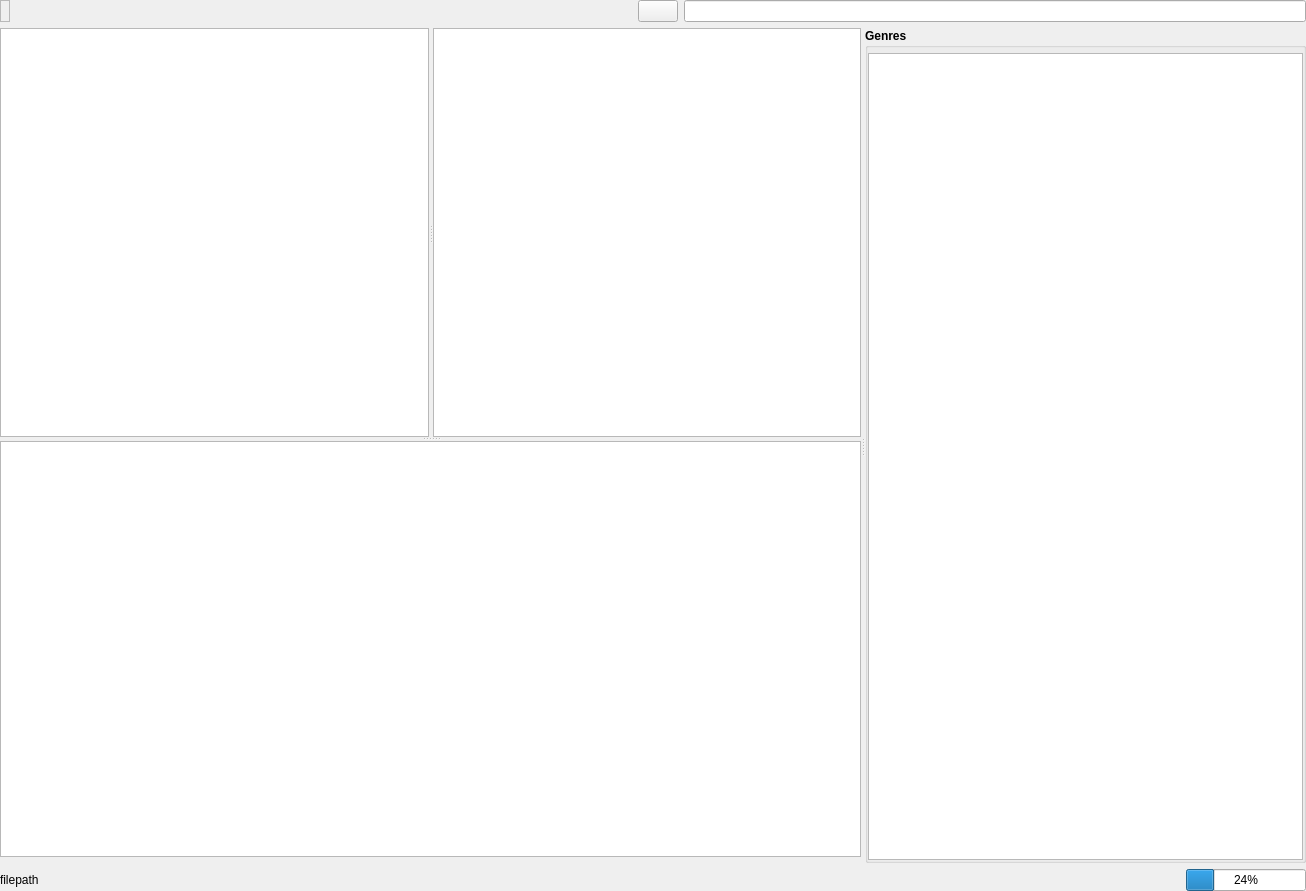
Qt form src/Gui/Library/GUI_LocalLibrary.ui (Inferno214221/sayonara-player) before a commit.
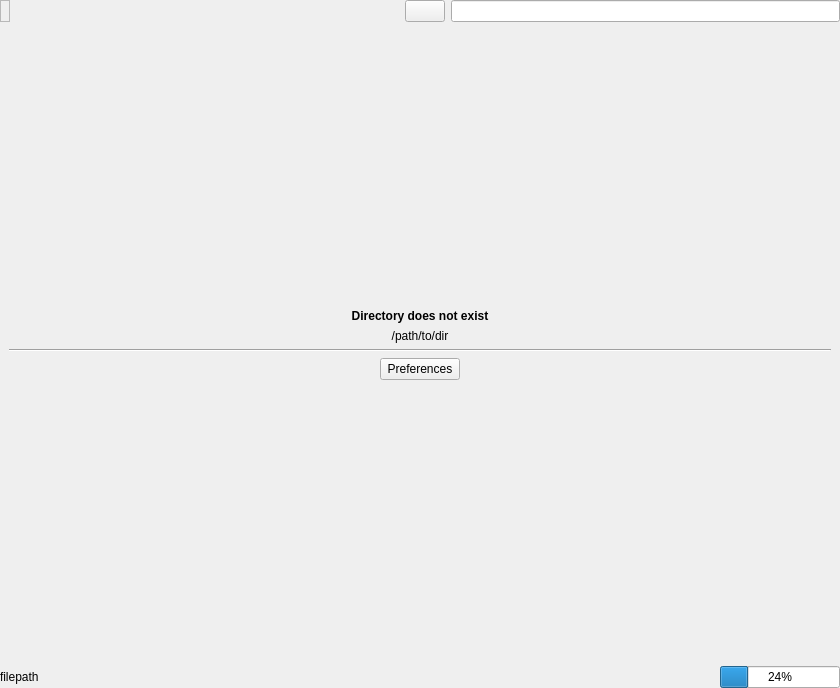
The same form after that commit. The open tabs and pages were chosen to show the change. Custom widgets are drawn as their Qt base class.

Patch:
```diff
--- a/src/Gui/Library/GUI_LocalLibrary.ui
+++ b/src/Gui/Library/GUI_LocalLibrary.ui
@@ -6,8 +6,8 @@
    <rect>
     <x>0</x>
     <y>0</y>
-    <width>1306</width>
-    <height>891</height>
+    <width>840</width>
+    <height>688</height>
    </rect>
   </property>
   <property name="acceptDrops">
@@ -32,7 +32,7 @@
    <item row="1" column="0">
     <widget class="QStackedWidget" name="sw_reload">
      <property name="currentIndex">
-      <number>0</number>
+      <number>2</number>
      </property>
      <widget class="QWidget" name="page">
       <layout class="QGridLayout" name="gridLayout_2">
@@ -86,7 +86,7 @@
                <property name="orientation">
                 <enum>Qt::Horizontal</enum>
                </property>
-               <widget class="Library::ArtistView" name="tv_artists">
+               <widget class="Library::ArtistView" name="tvArtists">
                 <property name="acceptDrops">
                  <bool>true</bool>
                 </property>
@@ -151,7 +151,7 @@
                  <number>1</number>
                 </attribute>
                </widget>
-               <widget class="Library::AlbumView" name="tv_albums">
+               <widget class="Library::AlbumView" name="tvAlbums">
                 <property name="acceptDrops">
                  <bool>true</bool>
                 </property>
@@ -226,7 +226,7 @@
           <widget class="QWidget" name="verticalLayoutWidget_2">
            <layout class="QVBoxLayout" name="verticalLayout_4">
             <item>
-             <widget class="Library::TrackView" name="tv_tracks">
+             <widget class="Library::TrackView" name="tvTracks">
               <property name="acceptDrops">
                <bool>true</bool>
               </property>
@@ -322,7 +322,7 @@
             <number>0</number>
            </property>
            <item row="0" column="0">
-            <widget class="Library::GenreView" name="lv_genres">
+            <widget class="Library::GenreView" name="lvGenres">
              <property name="font">
               <font>
                <weight>75</weight>
@@ -469,6 +469,106 @@
        </item>
       </layout>
      </widget>
+     <widget class="QWidget" name="pageNoDir">
+      <layout class="QGridLayout" name="gridLayout_4">
+       <item row="1" column="0">
+        <widget class="QLabel" name="labNoDir">
+         <property name="font">
+          <font>
+           <weight>75</weight>
+           <bold>true</bold>
+          </font>
+         </property>
+         <property name="text">
+          <string>Directory does not exist</string>
+         </property>
+         <property name="alignment">
+          <set>Qt::AlignCenter</set>
+         </property>
+        </widget>
+       </item>
+       <item row="4" column="0">
+        <layout class="QHBoxLayout" name="horizontalLayout_2">
+         <item>
+          <spacer name="horizontalSpacer_3">
+           <property name="orientation">
+            <enum>Qt::Horizontal</enum>
+           </property>
+           <property name="sizeHint" stdset="0">
+            <size>
+             <width>40</width>
+             <height>20</height>
+            </size>
+           </property>
+          </spacer>
+         </item>
+         <item>
+          <widget class="QPushButton" name="btnLibraryPreferences">
+           <property name="text">
+            <string notr="true">Preferences</string>
+           </property>
+          </widget>
+         </item>
+         <item>
+          <spacer name="horizontalSpacer_5">
+           <property name="orientation">
+            <enum>Qt::Horizontal</enum>
+           </property>
+           <property name="sizeHint" stdset="0">
+            <size>
+             <width>40</width>
+             <height>20</height>
+            </size>
+           </property>
+          </spacer>
+         </item>
+        </layout>
+       </item>
+       <item row="0" column="0">
+        <spacer name="verticalSpacer_3">
+         <property name="orientation">
+          <enum>Qt::Vertical</enum>
+         </property>
+         <property name="sizeHint" stdset="0">
+          <size>
+           <width>20</width>
+           <height>40</height>
+          </size>
+         </property>
+        </spacer>
+       </item>
+       <item row="2" column="0">
+        <widget class="QLabel" name="labDir">
+         <property name="text">
+          <string notr="true">/path/to/dir</string>
+         </property>
+         <property name="alignment">
+          <set>Qt::AlignCenter</set>
+         </property>
+        </widget>
+       </item>
+       <item row="3" column="0">
+        <widget class="Line" name="line">
+         <property name="orientation">
+          <enum>Qt::Horizontal</enum>
+         </property>
+        </widget>
+       </item>
+       <item row="5" column="0">
+        <spacer name="verticalSpacer_4">
+         <property name="orientation">
+          <enum>Qt::Vertical</enum>
+         </property>
+         <property name="sizeHint" stdset="0">
+          <size>
+           <width>20</width>
+           <height>40</height>
+          </size>
+         </property>
+        </spacer>
+       </item>
+      </layout>
+     </widget>
     </widget>
    </item>
    <item row="0" column="0">
@@ -503,7 +603,7 @@
       </spacer>
      </item>
      <item>
-      <widget class="Library::MenuButtonViews" name="btn_view">
+      <widget class="Library::MenuButtonViews" name="btnView">
        <property name="focusPolicy">
         <enum>Qt::NoFocus</enum>
        </property>
@@ -519,7 +619,7 @@
       </widget>
      </item>
      <item>
-      <widget class="Library::SearchBar" name="le_search">
+      <widget class="Library::SearchBar" name="leSearch">
        <property name="focusPolicy">
         <enum>Qt::StrongFocus</enum>
        </property>
```
Left out of the diff: 44 changed lines with no effect on the pictures.
